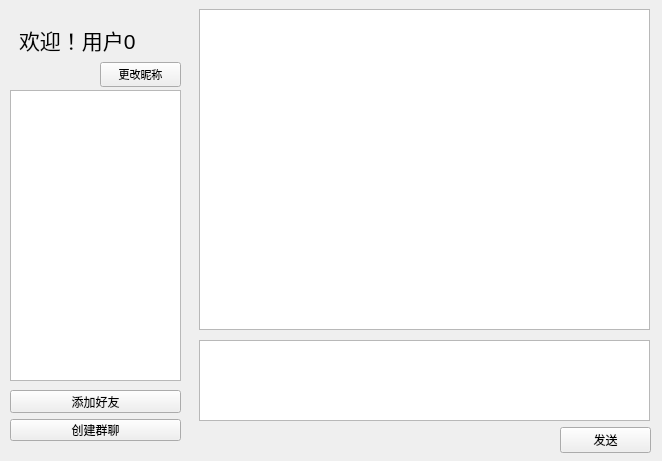
The window that Client/MainWindow.ui (EverLostXI/onlineChatroom) describes before a commit, drawn with Qt 5.
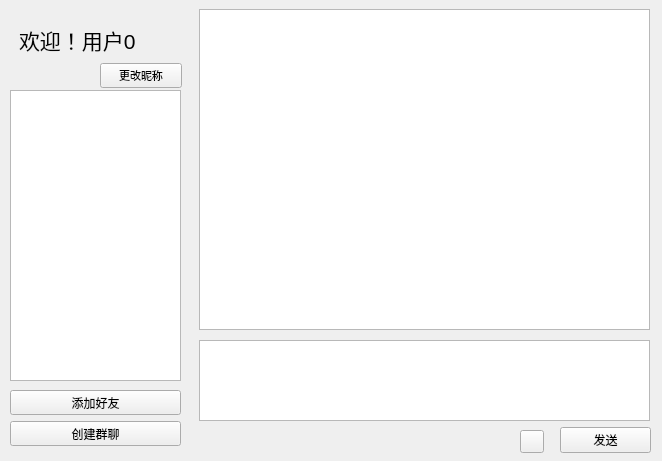
The same window after the commit. Icons and pictures are not drawn.

What changed in the file:
```diff
--- a/Client/MainWindow.ui
+++ b/Client/MainWindow.ui
@@ -34,7 +34,7 @@
      <x>10</x>
      <y>390</y>
      <width>171</width>
-     <height>51</height>
+     <height>56</height>
     </rect>
    </property>
    <layout class="QVBoxLayout" name="verticalLayout_2">
@@ -131,8 +131,8 @@
    <property name="geometry">
     <rect>
      <x>100</x>
-     <y>59</y>
-     <width>81</width>
+     <y>60</y>
+     <width>82</width>
      <height>31</height>
     </rect>
    </property>
@@ -154,6 +154,28 @@
     </item>
    </layout>
   </widget>
+  <widget class="QWidget" name="verticalLayoutWidget_8">
+   <property name="geometry">
+    <rect>
+     <x>520</x>
+     <y>430</y>
+     <width>26</width>
+     <height>24</height>
+    </rect>
+   </property>
+   <layout class="QVBoxLayout" name="verticalLayout_8">
+    <item>
+     <widget class="QToolButton" name="selectImageButton">
+      <property name="text">
+       <string/>
+      </property>
+      <property name="icon">
+       <iconset theme="QIcon::ThemeIcon::DocumentOpen"/>
+      </property>
+     </widget>
+    </item>
+   </layout>
+  </widget>
  </widget>
  <resources/>
  <connections/>
```
